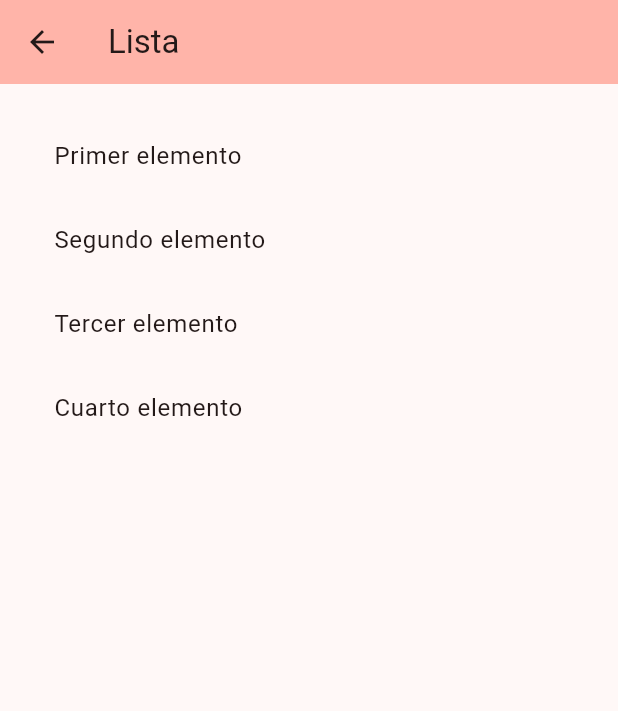
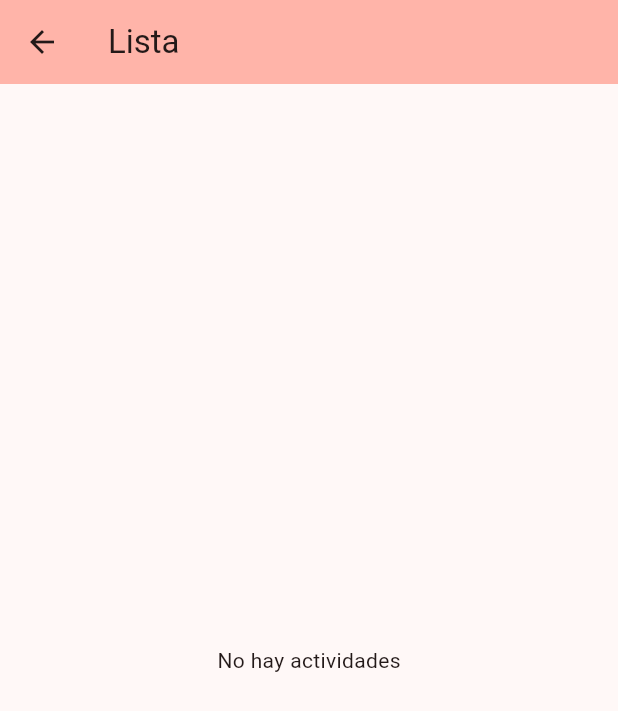
Before and after one commit to franopx/3479A321_2021479001, a Flutter app: the ActivityListPage screen opened directly, on a phone screen of 412 x 824 dp. Shown: the top 711 px of the screen. Run offline on Flutter 3.47's test engine with Material 3 defaults, Android fonts, the phone set to English and light mode, and no system bars; our stand-ins replace flutter_svg, logger, shared_preferences, sqflite; accounts and stored records are empty.

Commit message:
add activity creation and page to view activities

```diff
--- a/lib/pages/activity_list.dart
+++ b/lib/pages/activity_list.dart
@@ -1,5 +1,7 @@
 import 'package:flutter/material.dart';
-
+import 'package:laboratorio/services/database_helper.dart';
+import 'package:laboratorio/entity/activity.dart';
+import 'package:logger/logger.dart';
 
 class ActivityListPage extends StatefulWidget {
   const ActivityListPage({super.key});
@@ -8,26 +10,48 @@ class ActivityListPage extends StatefulWidget {
   State<StatefulWidget> createState() {
     return _ActivityListPage();
   }
+
+
 }
 
 class _ActivityListPage extends State<ActivityListPage> {
 
-  final List<String> elements = [
-    'Primer elemento',
-    'Segundo elemento',
-    'Tercer elemento',
-    'Cuarto elemento'
-  ];
+  final DatabaseHelper _dbHelper = DatabaseHelper();
+  List<Activity> _activities = [];
+
+  var logger = Logger();
+
+  @override
+  void initState() {
+    loadActivities();
+    super.initState();
+  }
+
+  void loadActivities() async {
+    _activities = await getActivities();
+    logger.d(_activities);
+  }
+
+  Future<List<Activity>> getActivities() async {
+    final db = await _dbHelper.database;
+
+    final List<Map<String, Object?>> activityMap = await db.query('activities');
+    return [
+      for (final {'id': id as int, 'date': date as String, 'name': name as String} in activityMap)
+      Activity(id, date, name),
+    ];
+  }
+
 
   @override
   Widget build(BuildContext context) {
 
     // Contenido
     Widget list = ListView.builder(
-      itemCount: elements.length,
+      itemCount: _activities.length,
       itemBuilder: (context, index) {
         return ListTile(
-          title: Text(elements[index])
+          title: Text(_activities[index].name)
         );
       },
     );
@@ -41,7 +65,32 @@ class _ActivityListPage extends State<ActivityListPage> {
         child:
         Column(
           children: [
-            Expanded(child: list),
+            Expanded(
+              child: FutureBuilder<List<Activity>>(
+                future: getActivities(),
+                builder: (context, snapshot) {
+                  if (snapshot.connectionState == ConnectionState.waiting) {
+                    return Center(child: CircularProgressIndicator());
+                  } else if (snapshot.hasError) {
+                    return Center(child: Text('Error: ${snapshot.error}'));
+                  } else if (!snapshot.hasData || snapshot.data!.isEmpty) {
+                    return Center(child: Text('No hay actividades'));
+                  }
+
+                  final actividades = snapshot.data!;
+                  return ListView.builder(
+                    itemCount: actividades.length,
+                    itemBuilder: (context, index) {
+                      final actividad = actividades[index];
+                      return ListTile(
+                        title: Text(actividad.name),
+                        subtitle: Text(actividad.date),
+                      );
+                    },
+                  );
+                },
+              ),
+              ),
           ],
         )
       )
--- a/lib/pages/home.dart
+++ b/lib/pages/home.dart
@@ -1,4 +1,5 @@
 import 'package:flutter/material.dart';
+import 'package:laboratorio/pages/activity_list.dart';
 
 import 'package:laboratorio/pages/preferences.dart';
 import 'package:laboratorio/pages/list_content.dart';
@@ -109,7 +110,7 @@ class _MyHomePageState extends State<MyHomePage> {
                 Navigator.push(
                   context,
                   MaterialPageRoute(
-                    builder: (context) => ListContentPage()
+                    builder: (context) => ActivityListPage()
                   )
                 );
               }
```
Also changed, not shown: lib/pages/preferences.dart (+26 -2 lines), lib/services/database_helper.dart (+4 -4 lines), web_entrypoint.dart (added), 1 other file.
